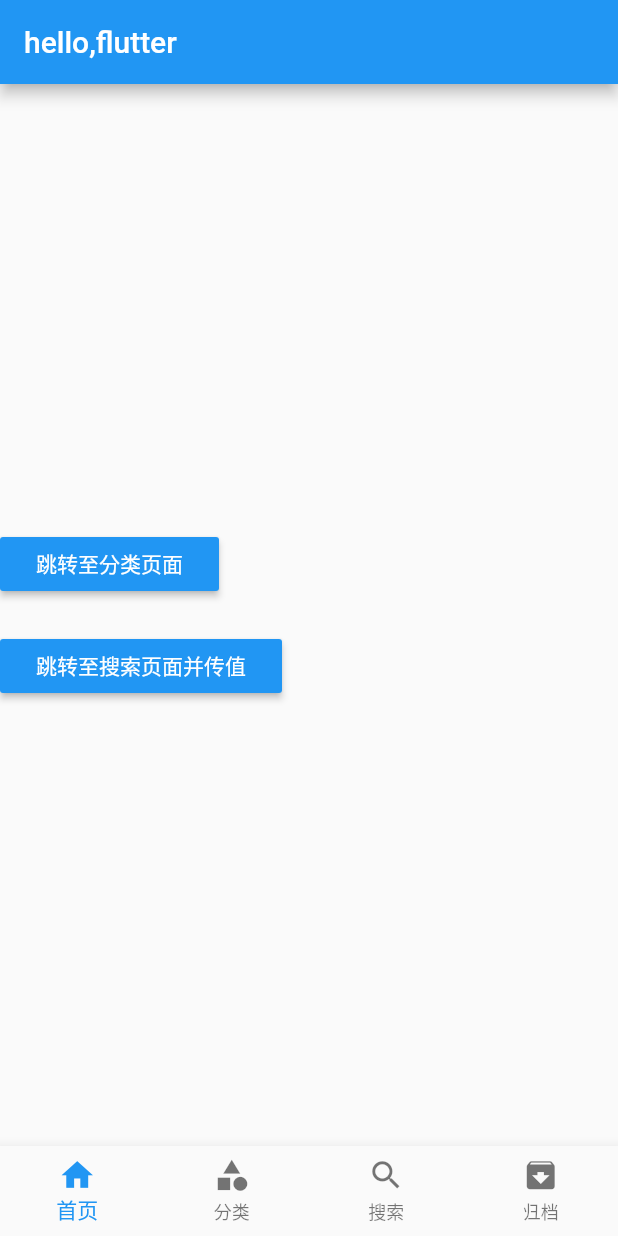
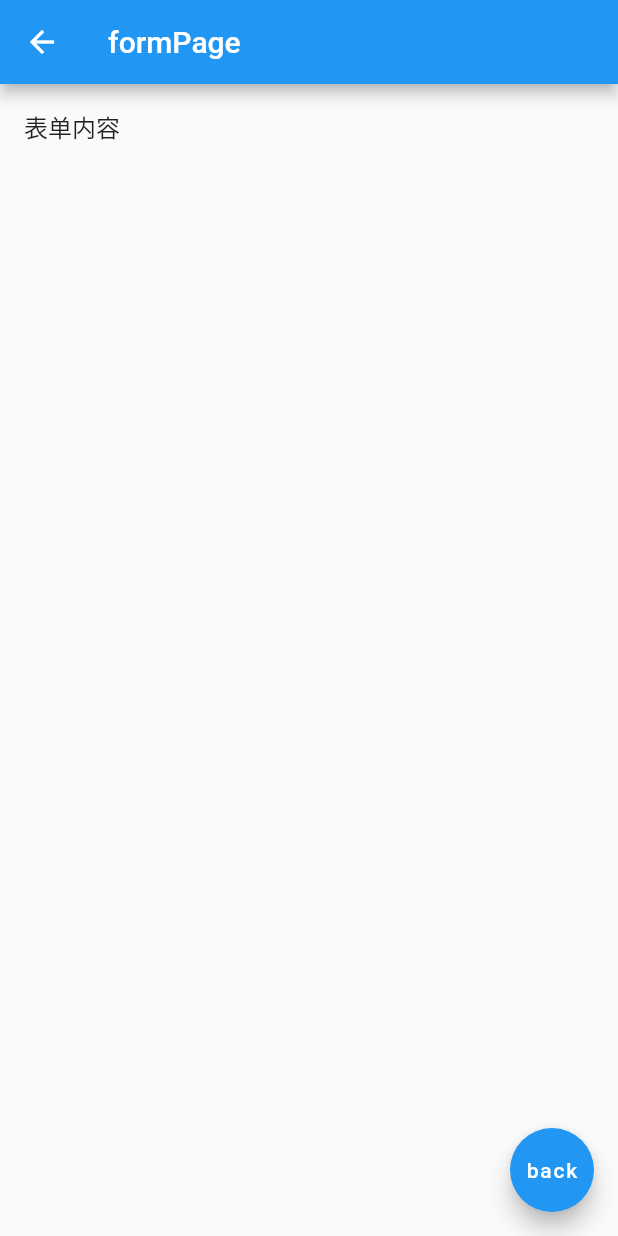
Before and after one commit to tianchoy/flutter_app, a Flutter app: the screen it shows after launch, after a tap on "跳转至搜索页面并传值", on a phone screen of 412 x 824 dp. Run offline on Flutter 3.47's test engine with Material 2 defaults, Android fonts, the phone set to English and light mode, and no system bars.

Commit message:
test-router-part1

```diff
--- a/demo/lib/pages/tabs/home.dart
+++ b/demo/lib/pages/tabs/home.dart
@@ -1,4 +1,6 @@
 import 'package:flutter/material.dart';
+import '../testRouter/Search.dart';
+import '../testRouter/form.dart';
 
 class HomePage extends StatefulWidget {
   const HomePage({super.key});
@@ -14,18 +16,27 @@ class _HomePageState extends State<HomePage> {
       crossAxisAlignment: CrossAxisAlignment.start,
       mainAxisAlignment: MainAxisAlignment.center,
       children: [
-        RaisedButton(
-          child: Text('跳转至分类页面'),
-          onPressed: () {},
-          color: Theme.of(context).accentColor,
-          textTheme: ButtonTextTheme.primary,
+        ElevatedButton(
+          onPressed: () {
+            Navigator.of(context).push(MaterialPageRoute(
+              builder: (context) => const SearchPage(),
+            ));
+          },
+          style: ButtonStyle(
+              padding: MaterialStateProperty.all(
+                  const EdgeInsets.fromLTRB(20, 10, 20, 10))),
+          child: const Text('跳转至分类页面'),
         ),
-        SizedBox(height: 20.0),
-        RaisedButton(
-          child: Text('跳转至搜索页面并传值'),
-          onPressed: () {},
-          color: Theme.of(context).accentColor,
-          textTheme: ButtonTextTheme.primary,
+        const SizedBox(height: 20.0),
+        ElevatedButton(
+          onPressed: () {
+            Navigator.of(context).push(MaterialPageRoute(
+                builder: (context) => FormPage(title: 'formPage')));
+          },
+          style: ButtonStyle(
+              padding: MaterialStateProperty.all(
+                  const EdgeInsets.fromLTRB(20, 10, 20, 10))),
+          child: const Text('跳转至搜索页面并传值'),
         )
       ],
     );
--- /dev/null
+++ b/demo/lib/pages/testRouter/Search.dart
@@ -0,0 +1,15 @@
+import 'package:flutter/material.dart';
+
+class SearchPage extends StatelessWidget {
+  const SearchPage({super.key});
+
+  @override
+  Widget build(BuildContext context) {
+    return Scaffold(
+      appBar: AppBar(
+        title: Text('搜索页面'),
+      ),
+      body: Text('搜索页面内容区域'),
+    );
+  }
+}
--- /dev/null
+++ b/demo/lib/pages/testRouter/form.dart
@@ -0,0 +1,58 @@
+import 'package:flutter/material.dart';
+
+// ignore: must_be_immutable
+// class FormPage extends StatelessWidget {
+//   late String title;
+//   FormPage({Key? key, this.title = "form"}) : super(key: key);
+//   @override
+//   Widget build(BuildContext context) {
+//     return Scaffold(
+//       appBar: AppBar(
+//         title: Text(title),
+//       ),
+//       body: ListView(
+//         children: const [
+//           ListTile(
+//             title: Text('表单内容'),
+//           )
+//         ],
+//       ),
+//     );
+//   }
+// }
+
+class FormPage extends StatefulWidget {
+  String title;
+  FormPage({Key? key, required this.title}) : super(key: key);
+
+  @override
+  // ignore: no_logic_in_create_state
+  State<FormPage> createState() => _FormPageState(title: title);
+}
+
+class _FormPageState extends State<FormPage> {
+  String title;
+  _FormPageState({required this.title});
+  @override
+  Widget build(BuildContext context) {
+    return Scaffold(
+      floatingActionButton: FloatingActionButton(
+        child: Text('back'),
+        onPressed: () {
+          Navigator.of(context).pop();
+        },
+      ),
+      appBar: AppBar(
+        title: Text(widget.title),
+      ),
+      body: ListView(
+        children: const [
+          ListTile(
+            title: Text('表单内容'),
+          )
+        ],
+      ),
+    );
+    ;
+  }
+}
```
